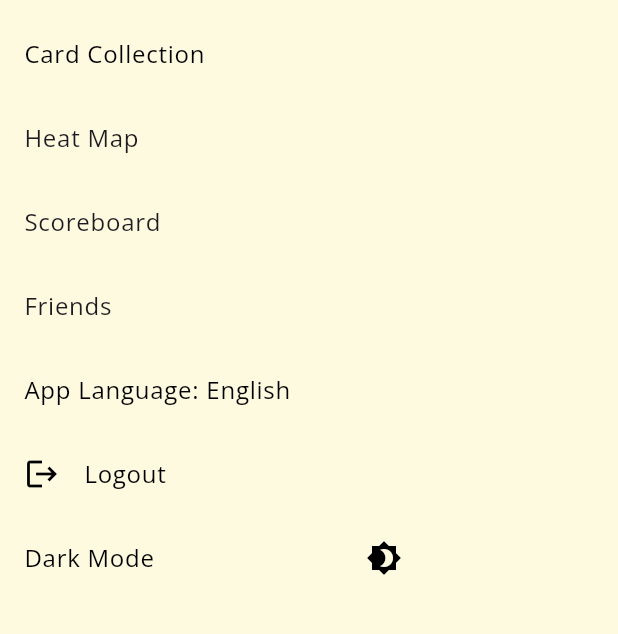
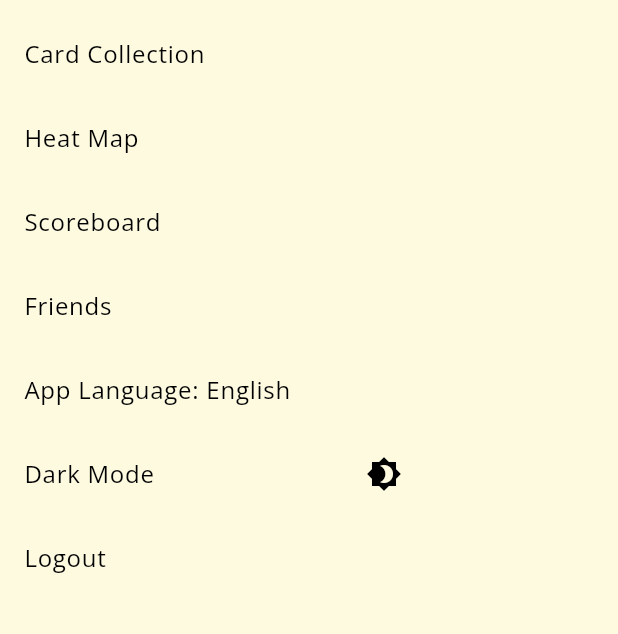
Before and after one commit to Sumanth1997/GemAI_Dev, a Flutter app: the AppDrawer widget shown alone on an empty page, opened directly, on a phone screen of 412 x 824 dp, the part 242-876 px from its top. Run offline on Flutter 3.47's test engine with Material 3 defaults, Android fonts, the light colour scheme and no system bars; our stand-ins replace card_swiper, cloud_firestore, confetti, firebase_auth, firebase_core, firebase_storage and 11 more; missing offline and left inert: firebase_ui_auth, firebase_ui_oauth_google, maps_launcher; accounts and stored records are empty; generated files the repository leaves out were written again; network calls fail.

Commit message:
Theme fix

```diff
--- a/scavhunt/lib/Pages/drawer.dart
+++ b/scavhunt/lib/Pages/drawer.dart
@@ -151,8 +151,7 @@ class _AppDrawerState extends State<AppDrawer> {
   @override
   Widget build(BuildContext context) {
     final user = FirebaseAuth.instance.currentUser;
-    final email =
-        user?.email ?? 'No email'; // Get email or default to 'No email'
+    final email = user?.email ?? 'No email'; // Get email or default to 'No email'
 
     return Drawer(
       backgroundColor: Theme.of(context).scaffoldBackgroundColor,
@@ -164,8 +163,7 @@ class _AppDrawerState extends State<AppDrawer> {
               color: Theme.of(context).appBarTheme.backgroundColor,
             ),
             accountName: Padding(
-              padding:
-                  const EdgeInsets.only(top: 35.0), // Increased top padding
+              padding: const EdgeInsets.only(top: 35.0), // Increased top padding
               child: Text(
                 'John Doe',
                 style: TextStyle(
@@ -195,8 +193,7 @@ class _AppDrawerState extends State<AppDrawer> {
               child: CircleAvatar(
                 backgroundImage: _profileImageUrl != null
                     ? NetworkImage(_profileImageUrl!)
-                    : AssetImage('images/avatar.png')
-                        as ImageProvider<Object>, // Use NetworkImage if URL exists
+                    : AssetImage('images/avatar.png') as ImageProvider<Object>,
               ),
             ),
           ),
@@ -217,6 +214,9 @@ class _AppDrawerState extends State<AppDrawer> {
           ListTile(
             title: Text(
               AppLocalizations.of(context)?.heatMap ?? 'Heat Map',
+              style: TextStyle(
+                color: _isDarkMode ? Colors.white : Colors.black,
+              ),
             ),
             onTap: () {
               Navigator.push(
@@ -228,6 +228,9 @@ class _AppDrawerState extends State<AppDrawer> {
           ListTile(
             title: Text(
               AppLocalizations.of(context)?.scoreboard ?? 'Scoreboard',
+              style: TextStyle(
+                color: _isDarkMode ? Colors.white : Colors.black,
+              ),
             ),
             onTap: () {
               Navigator.push(
@@ -239,6 +242,9 @@ class _AppDrawerState extends State<AppDrawer> {
           ListTile(
             title: Text(
               AppLocalizations.of(context)?.friends ?? 'Friends',
+              style: TextStyle(
+                color: _isDarkMode ? Colors.white : Colors.black,
+              ),
             ),
             onTap: () {
               Navigator.push(
@@ -253,10 +259,10 @@ class _AppDrawerState extends State<AppDrawer> {
               style: TextStyle(
                 color: _isDarkMode ? Colors.white : Colors.black,
               ),
-            ), // Display selected language
+            ),
             onTap: () {
               setState(() {
-                _showLanguageDropdown = !_showLanguageDropdown; // Toggle dropdown
+                _showLanguageDropdown = !_showLanguageDropdown;
               });
             },
             trailing: _showLanguageDropdown
@@ -279,7 +285,7 @@ class _AppDrawerState extends State<AppDrawer> {
                         _saveSelectedLanguage(); // Save the selected language
                         _showLanguageDropdown = false;
                         Provider.of<LocaleProvider>(context, listen: false)
-                            .setLocale(newValue); // Hide dropdown after selection
+                            .setLocale(newValue);
                       });
                     },
                   )
@@ -287,39 +293,33 @@ class _AppDrawerState extends State<AppDrawer> {
           ),
           ListTile(
             title: Text(
-              AppLocalizations.of(context)?.logout ?? 'Scoreboard',
+              'Dark Mode',
               style: TextStyle(
                 color: _isDarkMode ? Colors.white : Colors.black,
               ),
             ),
-            leading: Icon(
-              Icons.logout,
-              color: _isDarkMode ? Colors.white : Colors.black,
+            trailing: IconButton(
+              icon: Icon(
+                _isDarkMode ? Icons.brightness_7 : Icons.brightness_4,
+                color: _isDarkMode ?  Colors.white :Colors.black  ,
+              ), onPressed: () { _toggleDarkMode(); },
+            ),
+          ),
+          ListTile(
+            title: Text(
+              AppLocalizations.of(context)?.logout ?? 'Logout',
+              style: TextStyle(
+                color: _isDarkMode ? Colors.white : Colors.black,
+              ),
             ),
             onTap: () async {
               await FirebaseAuth.instance.signOut();
-              Navigator.pop(context);
               Navigator.pushReplacement(
                 context,
                 MaterialPageRoute(builder: (context) => AuthGate()),
               );
             },
           ),
-          ListTile(
-            title: Text(
-              _isDarkMode ? 'Light Mode' : 'Dark Mode',
-              style: TextStyle(
-                color: _isDarkMode ? Colors.white : Colors.black,
-              ),
-            ), // Toggle text based on dark mode
-            trailing: IconButton(
-              icon: Icon(
-                _isDarkMode ? Icons.brightness_7 : Icons.brightness_4,
-                color: _isDarkMode ? Colors.white : Colors.black,
-              ),
-              onPressed: _toggleDarkMode,
-            ),
-          ),
         ],
       ),
     );
--- a/scavhunt/lib/Pages/theme.dart
+++ b/scavhunt/lib/Pages/theme.dart
@@ -3,7 +3,7 @@ import 'package:google_fonts/google_fonts.dart';
 
 class ThemeProvider extends ChangeNotifier {
   bool _isDarkMode =  MediaQueryData.fromWindow(WidgetsBinding.instance.window).platformBrightness == Brightness.dark; // Initialize based on device brightness
-
+  bool get isDarkMode => _isDarkMode;
   // Define color schemes for light and dark mode
   ThemeData get lightTheme => ThemeData(
     brightness: Brightness.light,
@@ -30,19 +30,20 @@ class ThemeProvider extends ChangeNotifier {
         textStyle: TextStyle(
           fontSize: 16
         ),
+        color: Colors.black,
       ),
     ),
     elevatedButtonTheme: ElevatedButtonThemeData(
       style: ElevatedButton.styleFrom(
         backgroundColor: Color(0xFFE0E5B6), // Customize button background color
         textStyle: TextStyle(
-          color:Colors.white,
+          color:Colors.black,
           fontWeight: FontWeight.bold,// Customize button text color
         ),
       ),
     ),
     cardTheme: CardTheme(
-      color: Colors.white, // Customize card background color
+      color: Colors.black,// Customize card background color
       elevation: 2, // Customize card elevation
       shape: RoundedRectangleBorder(
         borderRadius: BorderRadius.circular(10), // Customize card border radius
@@ -81,7 +82,7 @@ class ThemeProvider extends ChangeNotifier {
     elevatedButtonTheme: ElevatedButtonThemeData(
       style: ElevatedButton.styleFrom( // Customize button background color
         textStyle: TextStyle(
-          color: Color(0xFFC84B31), // Customize button text color
+          color: Colors.black,// Customize button text color
         ),
       ),
     ),
--- a/scavhunt/lib/Pages/tracker.dart
+++ b/scavhunt/lib/Pages/tracker.dart
@@ -1,5 +1,4 @@
 import 'package:flutter/material.dart';
-import 'package:flutter_heatmap_calendar/flutter_heatmap_calendar.dart';
 import 'package:cloud_firestore/cloud_firestore.dart';
 import 'package:firebase_auth/firebase_auth.dart';
 
```
Also changed, not shown: scavhunt/lib/Pages/new_game.dart (+57 -11 lines).
